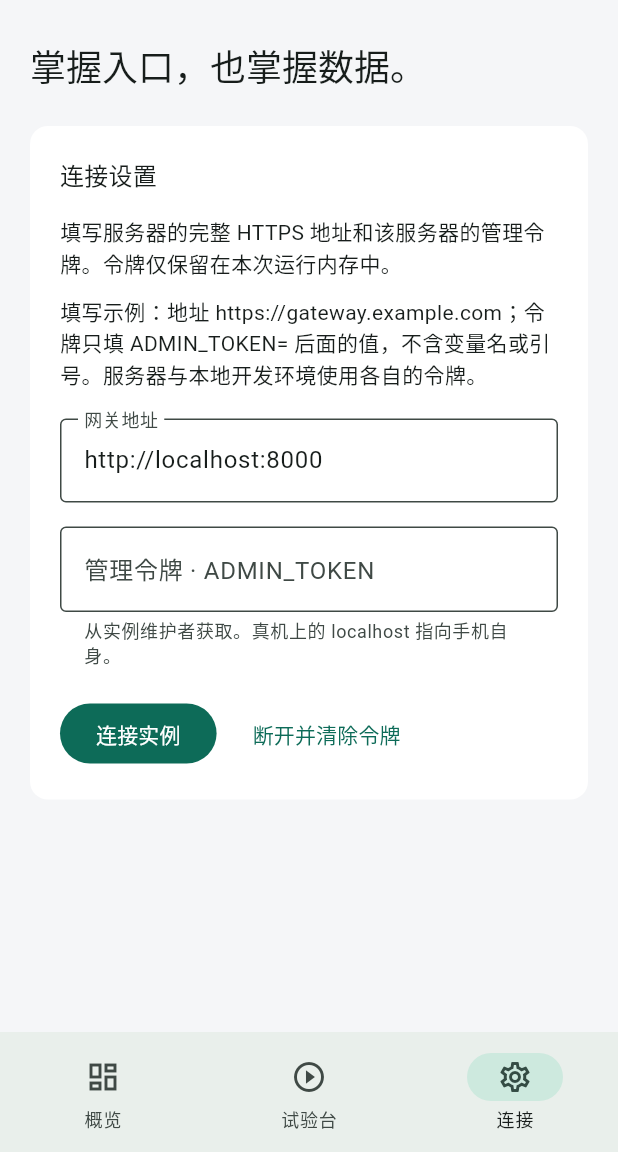
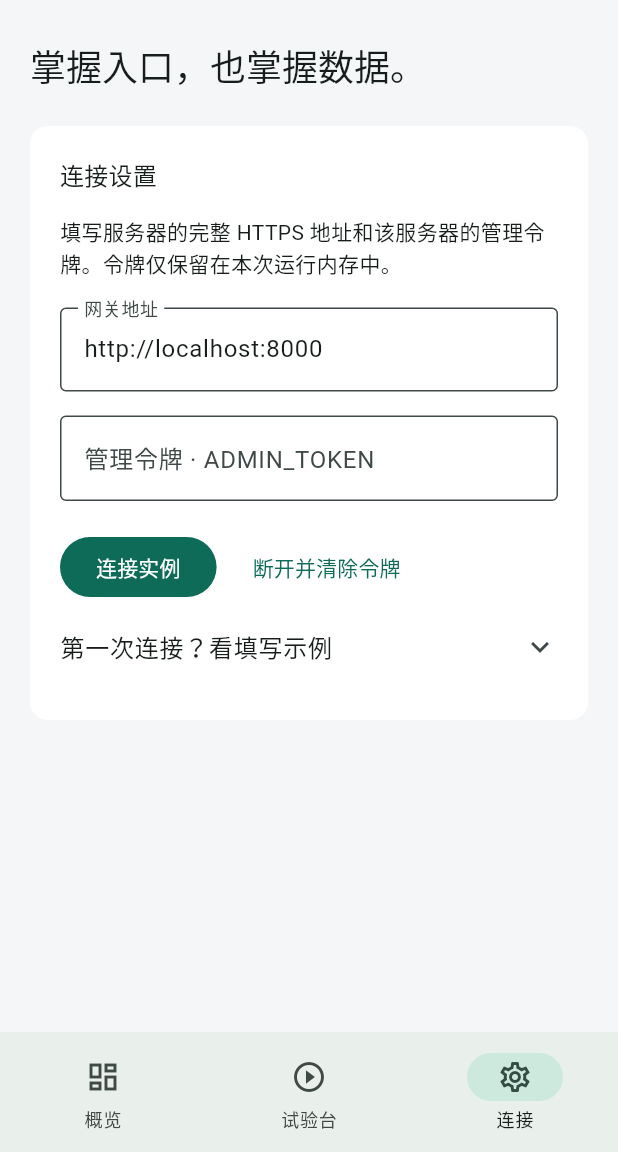
Before and after one commit to Golden-shao/business_app, a Flutter app: the screen it shows after launch, item 3 of the bottom bar chosen, on a phone screen of 412 x 824 dp, the part 84-1236 px from its top. Run offline on Flutter 3.47's test engine with Material 3 defaults, Android fonts, the phone set to English and light mode, and no system bars.

Commit message:
fix: keep connection actions accessible above expanded help

```diff
--- a/lib/main.dart
+++ b/lib/main.dart
@@ -476,10 +476,6 @@ class _GatewayScreenState extends State<GatewayScreen>
 
   Widget _settingsView() => _card('连接设置', [
     const Text('填写服务器的完整 HTTPS 地址和该服务器的管理令牌。令牌仅保留在本次运行内存中。'),
-    const SizedBox(height: 12),
-    const Text(
-      '填写示例：地址 https://gateway.example.com；令牌只填 ADMIN_TOKEN= 后面的值，不含变量名或引号。服务器与本地开发环境使用各自的令牌。',
-    ),
     const SizedBox(height: 20),
     TextField(
       controller: _endpoint,
@@ -499,8 +495,6 @@ class _GatewayScreenState extends State<GatewayScreen>
       decoration: const InputDecoration(
         labelText: '管理令牌 · ADMIN_TOKEN',
         hintText: '只粘贴令牌的值，不含 ADMIN_TOKEN=',
-        helperText: '从实例维护者获取。真机上的 localhost 指向手机自身。',
-        helperMaxLines: 2,
       ),
     ),
     const SizedBox(height: 20),
@@ -514,6 +508,15 @@ class _GatewayScreenState extends State<GatewayScreen>
         TextButton(
           onPressed: _busy ? null : _disconnect,
           child: const Text('断开并清除令牌'),
+        ),
+      ],
+    ),
+    const ExpansionTile(
+      tilePadding: EdgeInsets.zero,
+      title: Text('第一次连接？看填写示例'),
+      children: [
+        Text(
+          '地址示例：https://gateway.example.com，替换为你的服务器地址。管理令牌从实例维护者获取，只填 ADMIN_TOKEN= 后面的值，不含变量名或引号。服务器与本地开发使用各自的令牌；真机上的 localhost 指向手机自身。',
         ),
       ],
     ),
```
